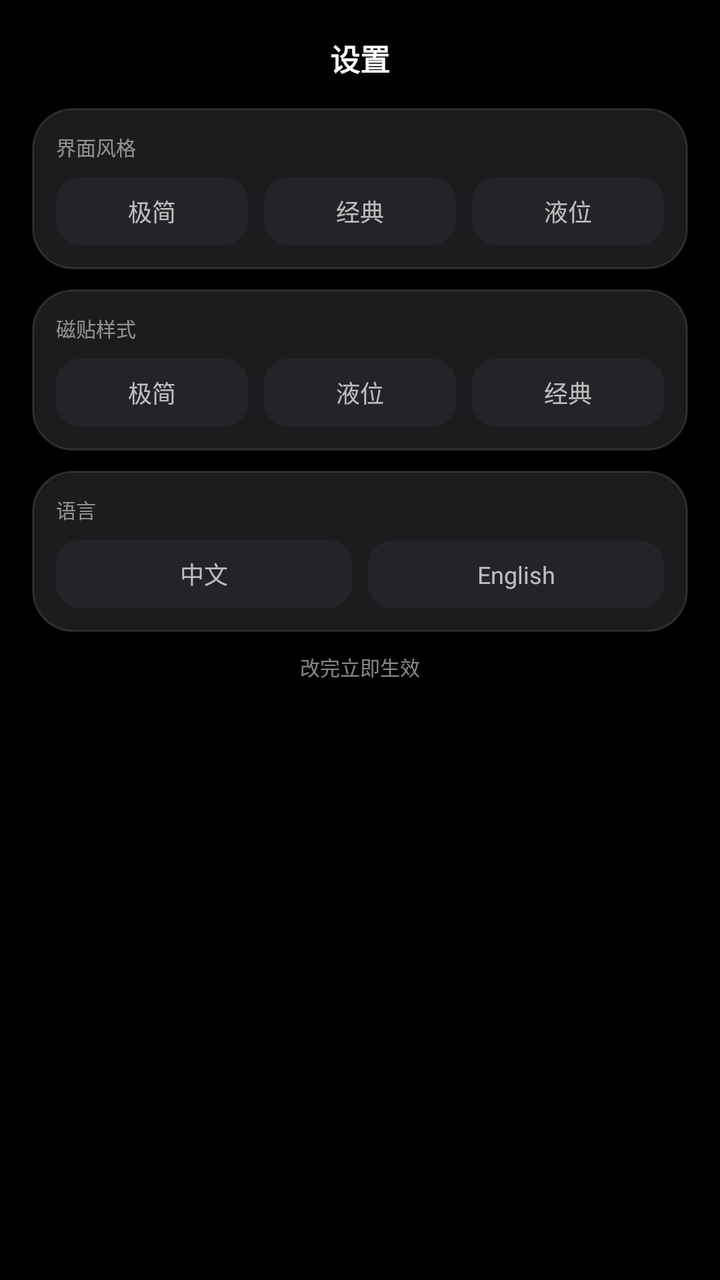
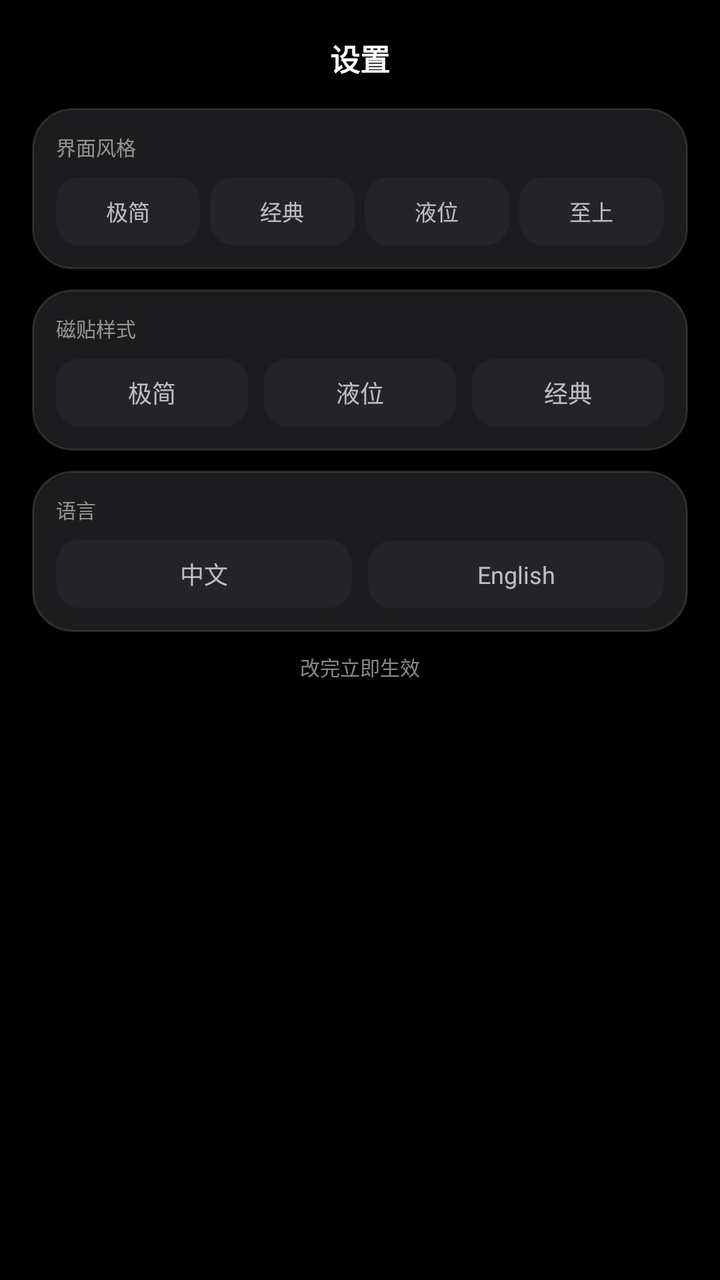

Compare the two renders of this Android layout. The source of the first and the diff that turns it into the second are given below.
<!-- AndroidManifest.xml: application theme AppTheme -->
<!-- res/layout/activity_settings.xml -->
<?xml version="1.0" encoding="utf-8"?>
<ScrollView xmlns:android="http://schemas.android.com/apk/res/android"
    android:layout_width="match_parent"
    android:layout_height="match_parent"
    android:background="@color/bg"
    android:fillViewport="true"
    android:scrollbars="none">

    <LinearLayout
        android:layout_width="match_parent"
        android:layout_height="wrap_content"
        android:orientation="vertical"
        android:paddingStart="16dp"
        android:paddingTop="18dp"
        android:paddingEnd="16dp"
        android:paddingBottom="16dp">

        <TextView
            android:layout_width="match_parent"
            android:layout_height="wrap_content"
            android:gravity="center"
            android:text="@string/settings_title"
            android:textColor="@color/text"
            android:textSize="15sp"
            android:textStyle="bold" />

        <LinearLayout
            android:layout_width="match_parent"
            android:layout_height="wrap_content"
            android:layout_marginTop="14dp"
            android:background="@drawable/bg_card"
            android:orientation="vertical"
            android:padding="12dp">

            <TextView
                android:layout_width="match_parent"
                android:layout_height="wrap_content"
                android:text="@string/settings_ui_style"
                android:textColor="@color/text_faint"
                android:textSize="10sp" />

            <LinearLayout
                android:layout_width="match_parent"
                android:layout_height="wrap_content"
                android:layout_marginTop="8dp"
                android:orientation="horizontal">

                <TextView
                    android:id="@+id/style_new"
                    android:layout_width="0dp"
                    android:layout_height="34dp"
                    android:layout_marginEnd="8dp"
                    android:layout_weight="1"
                    android:background="@drawable/bg_choice"
                    android:gravity="center"
                    android:text="@string/settings_style_new"
                    android:textColor="@color/text_dim"
                    android:textSize="12sp" />

                <TextView
                    android:id="@+id/style_classic"
                    android:layout_width="0dp"
                    android:layout_height="34dp"
                    android:layout_marginEnd="8dp"
                    android:layout_weight="1"
                    android:background="@drawable/bg_choice"
                    android:gravity="center"
                    android:text="@string/settings_style_classic"
                    android:textColor="@color/text_dim"
                    android:textSize="12sp" />

                <TextView
                    android:id="@+id/style_liquid"
                    android:layout_width="0dp"
                    android:layout_height="34dp"
                    android:layout_weight="1"
                    android:background="@drawable/bg_choice"
                    android:gravity="center"
                    android:text="@string/settings_style_liquid"
                    android:textColor="@color/text_dim"
                    android:textSize="12sp" />
            </LinearLayout>
        </LinearLayout>

        <LinearLayout
            android:layout_width="match_parent"
            android:layout_height="wrap_content"
            android:layout_marginTop="10dp"
            android:background="@drawable/bg_card"
            android:orientation="vertical"
            android:padding="12dp">

            <TextView
                android:layout_width="match_parent"
                android:layout_height="wrap_content"
                android:text="@string/settings_tile_style"
                android:textColor="@color/text_faint"
                android:textSize="10sp" />

            <LinearLayout
                android:layout_width="match_parent"
                android:layout_height="wrap_content"
                android:layout_marginTop="8dp"
                android:orientation="horizontal">

                <TextView
                    android:id="@+id/tile_new"
                    android:layout_width="0dp"
                    android:layout_height="34dp"
                    android:layout_marginEnd="8dp"
                    android:layout_weight="1"
                    android:background="@drawable/bg_choice"
                    android:gravity="center"
                    android:text="@string/settings_style_new"
                    android:textColor="@color/text_dim"
                    android:textSize="12sp" />

                <TextView
                    android:id="@+id/tile_liquid"
                    android:layout_width="0dp"
                    android:layout_height="34dp"
                    android:layout_marginEnd="8dp"
                    android:layout_weight="1"
                    android:background="@drawable/bg_choice"
                    android:gravity="center"
                    android:text="@string/settings_style_liquid"
                    android:textColor="@color/text_dim"
                    android:textSize="12sp" />

                <TextView
                    android:id="@+id/tile_classic"
                    android:layout_width="0dp"
                    android:layout_height="34dp"
                    android:layout_weight="1"
                    android:background="@drawable/bg_choice"
                    android:gravity="center"
                    android:text="@string/settings_style_classic"
                    android:textColor="@color/text_dim"
                    android:textSize="12sp" />
            </LinearLayout>
        </LinearLayout>

        <LinearLayout
            android:layout_width="match_parent"
            android:layout_height="wrap_content"
            android:layout_marginTop="10dp"
            android:background="@drawable/bg_card"
            android:orientation="vertical"
            android:padding="12dp">

            <TextView
                android:layout_width="match_parent"
                android:layout_height="wrap_content"
                android:text="@string/settings_language"
                android:textColor="@color/text_faint"
                android:textSize="10sp" />

            <LinearLayout
                android:layout_width="match_parent"
                android:layout_height="wrap_content"
                android:layout_marginTop="8dp"
                android:orientation="horizontal">

                <TextView
                    android:id="@+id/lang_zh"
                    android:layout_width="0dp"
                    android:layout_height="34dp"
                    android:layout_marginEnd="8dp"
                    android:layout_weight="1"
                    android:background="@drawable/bg_choice"
                    android:gravity="center"
                    android:text="@string/settings_lang_zh"
                    android:textColor="@color/text_dim"
                    android:textSize="12sp" />

                <TextView
                    android:id="@+id/lang_en"
                    android:layout_width="0dp"
                    android:layout_height="34dp"
                    android:layout_weight="1"
                    android:background="@drawable/bg_choice"
                    android:gravity="center"
                    android:text="@string/settings_lang_en"
                    android:textColor="@color/text_dim"
                    android:textSize="12sp" />
            </LinearLayout>
        </LinearLayout>

        <TextView
            android:layout_width="match_parent"
            android:layout_height="wrap_content"
            android:layout_marginTop="10dp"
            android:gravity="center"
            android:text="@string/settings_hint"
            android:textColor="@color/text_faint"
            android:textSize="10sp" />
    </LinearLayout>
</ScrollView>
<!-- resources referenced by this layout -->
<resources>
  <color name="bg">#000000</color>
  <color name="text">#FFFFFF</color>
  <color name="text_dim">#B3FFFFFF</color>
  <color name="text_faint">#85FFFFFF</color>
  <!-- drawable bg_card (drawable) -->
  <?xml version="1.0" encoding="utf-8"?>
  <shape xmlns:android="http://schemas.android.com/apk/res/android" android:shape="rectangle">
      <solid android:color="@color/surface" />
      <corners android:radius="@dimen/radius_card" />
      <stroke android:width="1dp" android:color="@color/stroke" />
  </shape>
  <!-- drawable bg_choice (drawable) -->
  <?xml version="1.0" encoding="utf-8"?>
  <shape xmlns:android="http://schemas.android.com/apk/res/android" android:shape="rectangle">
      <solid android:color="@color/surface_2" />
      <corners android:radius="12dp" />
  </shape>
  <string name="settings_hint">改完立即生效</string>
  <string name="settings_lang_en">English</string>
  <string name="settings_lang_zh">中文</string>
  <string name="settings_language">语言</string>
  <string name="settings_style_classic">经典</string>
  <string name="settings_style_liquid">液位</string>
  <string name="settings_style_new">极简</string>
  <string name="settings_tile_style">磁贴样式</string>
  <string name="settings_title">设置</string>
  <string name="settings_ui_style">界面风格</string>
  <style name="AppTheme" parent="@android:style/Theme.DeviceDefault">
          <item name="android:windowBackground">#101418</item>
          <item name="android:colorBackground">#101418</item>
      </style>
  <color name="surface">#1C1C1E</color>
  <dimen name="radius_card">20dp</dimen>
  <color name="stroke">#1FFFFFFF</color>
  <color name="surface_2">#242428</color>
</resources>

<!-- the commit's change to res/layout/activity_settings.xml (unified diff, before → after) -->
@@ -49,36 +49,48 @@
                     android:id="@+id/style_new"
                     android:layout_width="0dp"
                     android:layout_height="34dp"
-                    android:layout_marginEnd="8dp"
+                    android:layout_marginEnd="5dp"
                     android:layout_weight="1"
                     android:background="@drawable/bg_choice"
                     android:gravity="center"
                     android:text="@string/settings_style_new"
                     android:textColor="@color/text_dim"
-                    android:textSize="12sp" />
+                    android:textSize="11sp" />
 
                 <TextView
                     android:id="@+id/style_classic"
                     android:layout_width="0dp"
                     android:layout_height="34dp"
-                    android:layout_marginEnd="8dp"
+                    android:layout_marginEnd="5dp"
                     android:layout_weight="1"
                     android:background="@drawable/bg_choice"
                     android:gravity="center"
                     android:text="@string/settings_style_classic"
                     android:textColor="@color/text_dim"
-                    android:textSize="12sp" />
+                    android:textSize="11sp" />
 
                 <TextView
                     android:id="@+id/style_liquid"
                     android:layout_width="0dp"
                     android:layout_height="34dp"
+                    android:layout_marginEnd="5dp"
                     android:layout_weight="1"
                     android:background="@drawable/bg_choice"
                     android:gravity="center"
                     android:text="@string/settings_style_liquid"
                     android:textColor="@color/text_dim"
-                    android:textSize="12sp" />
+                    android:textSize="11sp" />
+
+                <TextView
+                    android:id="@+id/style_suprem"
+                    android:layout_width="0dp"
+                    android:layout_height="34dp"
+                    android:layout_weight="1"
+                    android:background="@drawable/bg_choice"
+                    android:gravity="center"
+                    android:text="@string/settings_style_suprem"
+                    android:textColor="@color/text_dim"
+                    android:textSize="11sp" />
             </LinearLayout>
         </LinearLayout>
 
<!-- resource entries referenced after the edit -->
@@ -24,6 +24,7 @@
   <string name="settings_style_classic">经典</string>
   <string name="settings_style_liquid">液位</string>
   <string name="settings_style_new">极简</string>
+  <string name="settings_style_suprem">至上</string>
   <string name="settings_tile_style">磁贴样式</string>
   <string name="settings_title">设置</string>
   <string name="settings_ui_style">界面风格</string>
